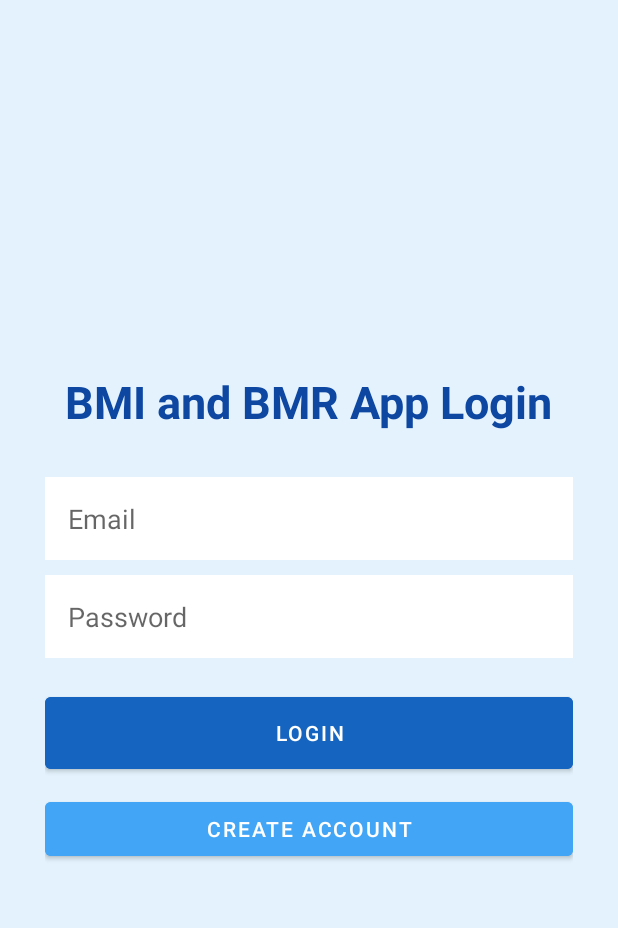
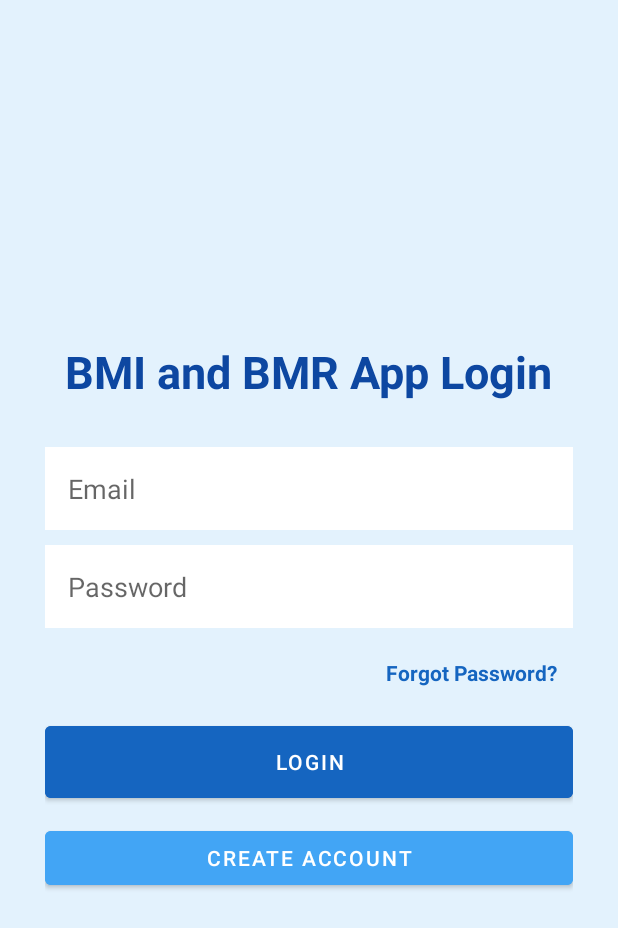
Before and after one commit to hasan2733/BMI_and_BMR_calculator_Project, an Android app: the screen it shows after launch (LoginActivity), on a phone screen of 412 x 824 dp. Shown: the top 928 px of the screen. Run offline under Robolectric (Android 15) with nearby library versions, the phone set to English and light mode, and no system bars; our stand-ins replace Firebase (no records; nobody signed in at launch, a user with empty details on screens opened directly).

Commit message:
forget password commit by abid

```diff
--- a/app/src/main/AndroidManifest.xml
+++ b/app/src/main/AndroidManifest.xml
@@ -23,6 +23,7 @@
         <activity android:name=".AdminActivity" />
         <activity android:name=".AdminUserReportActivity" />
         <activity android:name=".DietChartActivity" />
+        <activity android:name=".ForgotPasswordActivity" />
 
     </application>
 </manifest>
--- a/app/src/main/java/bd/edu/seu/LoginActivity.java
+++ b/app/src/main/java/bd/edu/seu/LoginActivity.java
@@ -4,6 +4,7 @@ import android.content.Intent;
 import android.os.Bundle;
 import android.widget.Button;
 import android.widget.EditText;
+import android.widget.TextView;
 import android.widget.Toast;
 import androidx.annotation.NonNull;
 import androidx.appcompat.app.AppCompatActivity;
@@ -31,8 +32,12 @@ public class LoginActivity extends AppCompatActivity {
         EditText etPass = findViewById(R.id.loginPass);
         Button btnLogin = findViewById(R.id.btnLogin);
         Button btnReg = findViewById(R.id.btnGoToRegister);
+        TextView tvForgot = findViewById(R.id.tvForgotPassword);
 
         btnReg.setOnClickListener(v -> startActivity(new Intent(this, RegisterActivity.class)));
+
+
+        tvForgot.setOnClickListener(v -> startActivity(new Intent(this, ForgotPasswordActivity.class)));
 
         btnLogin.setOnClickListener(v -> {
             String email = etEmail.getText().toString().trim();
--- a/app/src/main/res/layout/activity_login.xml
+++ b/app/src/main/res/layout/activity_login.xml
@@ -14,7 +14,19 @@
         android:layout_height="wrap_content" android:hint="Email" android:inputType="textEmailAddress" android:background="#FFF" android:padding="15dp" android:layout_marginBottom="10dp"/>
 
     <EditText android:id="@+id/loginPass" android:layout_width="match_parent"
-        android:layout_height="wrap_content" android:hint="Password" android:inputType="textPassword" android:background="#FFF" android:padding="15dp" android:layout_marginBottom="20dp"/>
+        android:layout_height="wrap_content" android:hint="Password" android:inputType="textPassword" android:background="#FFF" android:padding="15dp" android:layout_marginBottom="10dp"/>
+
+    <!-- Forgot Password Link -->
+    <TextView
+        android:id="@+id/tvForgotPassword"
+        android:layout_width="wrap_content"
+        android:layout_height="wrap_content"
+        android:text="Forgot Password?"
+        android:textColor="#1565C0"
+        android:textStyle="bold"
+        android:padding="10dp"
+        android:layout_gravity="end"
+        android:layout_marginBottom="10dp"/>
 
     <Button android:id="@+id/btnLogin" android:layout_width="match_parent" android:layout_height="60dp" android:text="LOGIN" android:backgroundTint="#1565C0"/>
     <Button android:id="@+id/btnGoToRegister" android:layout_width="match_parent" android:layout_height="wrap_content" android:text="Create Account" android:backgroundTint="#42A5F5" android:layout_marginTop="10dp"/>
```
Also changed, not shown: app/src/main/java/bd/edu/seu/ForgotPasswordActivity.java (added, +44 -0 lines), app/src/main/res/layout/activity_forgot_password.xml (added, +53 -0 lines).
